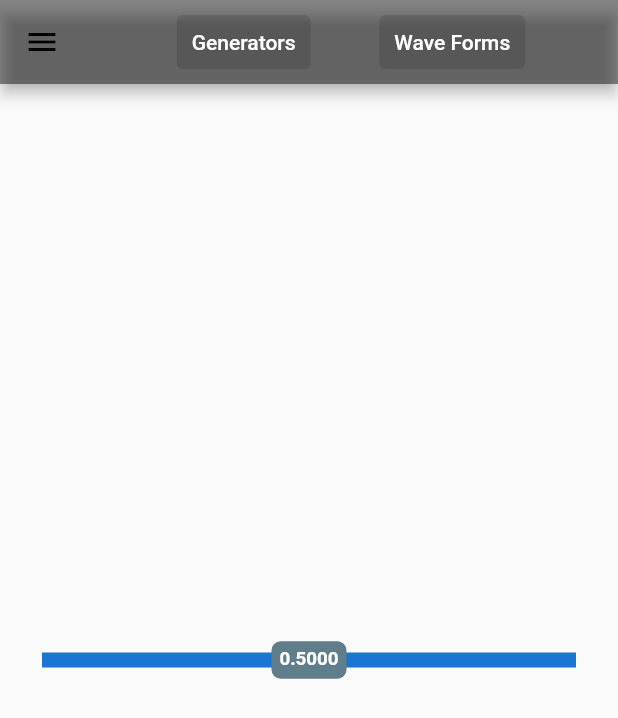
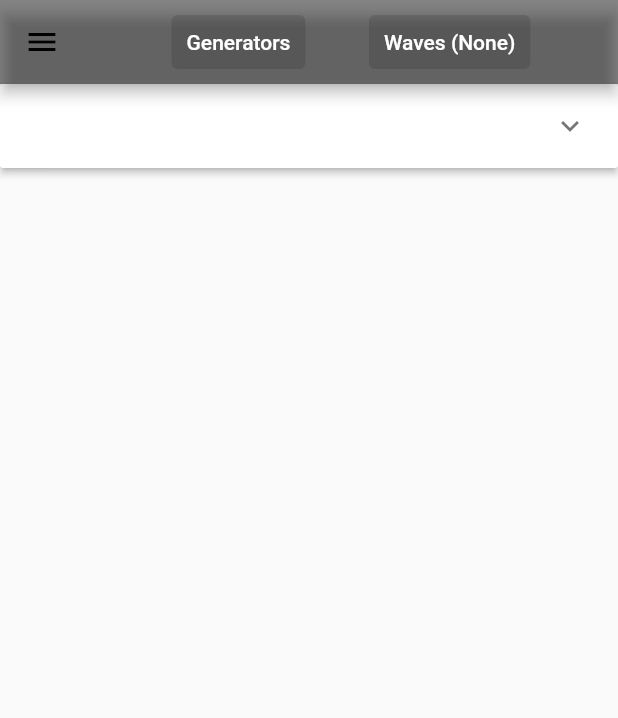
Before and after one commit to wdevore/RetroVibrato, a Flutter app: the screen it shows after launch, on a phone screen of 412 x 824 dp. Shown: the top 718 px of the screen. Run offline on Flutter 3.47's test engine with Material 2 defaults, Android fonts, the phone set to English and light mode, and no system bars.

Commit message:
change waveform caption of selection change via provider

```diff
--- a/lib/main.dart
+++ b/lib/main.dart
@@ -2,6 +2,7 @@ import 'package:flutter/material.dart';
 import 'package:retro_vibrato/view/choice_provider.dart';
 import 'package:retro_vibrato/view/appbar_row.dart';
 import 'package:retro_vibrato/view/custom_slider_thumb_rect.dart';
+import 'package:retro_vibrato/view/expansion_panel.dart';
 
 void main() {
   runApp(FSfxrApp());
@@ -48,7 +49,7 @@ class _FSfxrHomePageState extends State<FSfxrHomePage> {
     return Scaffold(
       appBar: _buildAppBar(),
       drawer: _buildDrawer(),
-      body: _buildBody(),
+      body: _buildExpansionPanelBody(),
     );
   }
 
@@ -130,6 +131,10 @@ class _FSfxrHomePageState extends State<FSfxrHomePage> {
     );
   }
 
+  SliderExpansionPanel _buildExpansionPanelBody() {
+    return SliderExpansionPanel();
+  }
+
   SliderTheme _buildBasicSlider() {
     return SliderTheme(
       data: SliderTheme.of(context).copyWith(
--- a/lib/model/button_id.dart
+++ b/lib/model/button_model.dart
@@ -1,5 +1,6 @@
 import 'package:retro_vibrato/view/appbar_choice.dart';
 
-class ButtonId {
+class ButtonModel {
   AppBarChoise id = AppBarChoise.none;
+  WaveForms selectedWave = WaveForms.None;
 }
--- a/lib/view/appbar_choice.dart
+++ b/lib/view/appbar_choice.dart
@@ -11,6 +11,7 @@ enum Generators {
   Random,
   Tone,
   Mutate,
+  None,
 }
 enum WaveForms {
   Square,
@@ -20,6 +21,7 @@ enum WaveForms {
   WhiteNoise,
   PinkNoise,
   RedNoise,
+  None,
 }
 
 typedef void ChoiceCallback(AppBarChoise id);
--- a/lib/view/appbar_row.dart
+++ b/lib/view/appbar_row.dart
@@ -25,7 +25,7 @@ class _AppBarRowState extends State<AppBarRow> {
         ),
         AppBarWaveFormsButton(
           id: AppBarChoise.waveForms,
-          caption: 'Wave Forms',
+          caption: 'Waves',
           choiceCallback: _appBarChoise,
           waveFormCallback: _waveFormSelected,
         ),
@@ -46,6 +46,9 @@ class _AppBarRowState extends State<AppBarRow> {
   }
 
   void _waveFormSelected(WaveForms? wave) {
-    print('Wave: $wave');
+    final provider = ChoiceProvider.of(context);
+    setState(() {
+      provider.buttonModel.selectedWave = wave ?? WaveForms.None;
+    });
   }
 }
--- a/lib/view/appbar_waveforms_button.dart
+++ b/lib/view/appbar_waveforms_button.dart
@@ -45,14 +45,19 @@ class _AppBarWaveFormsButtonState extends State<AppBarWaveFormsButton> {
     return provider.buttonModel.id == id ? Colors.orange : Colors.black12;
   }
 
+  String _getWave(WaveForms wave) => wave.toString().split('.')[1];
+
   @override
   Widget build(BuildContext context) {
+    final provider = ChoiceProvider.of(context);
+    String cap = caption + ' (${_getWave(provider.buttonModel.selectedWave)})';
+
     return TextButton(
       onPressed: () {
         choiceCallback(id);
         _displayDialog(context);
       },
-      child: Text(caption),
+      child: Text(cap),
       style: TextButton.styleFrom(
         padding: const EdgeInsets.only(left: 10, right: 10),
         primary: Colors.white,
@@ -160,8 +165,8 @@ class _AppBarWaveFormsButtonState extends State<AppBarWaveFormsButton> {
       },
     );
 
-    if (_waveFormsSelected != null) {
-      waveFormCallback(_waveFormsSelected);
-    }
+    // if (_waveFormsSelected != null) {
+    //   waveFormCallback(_waveFormsSelected);
+    // }
   }
 }
--- a/lib/view/choice_provider.dart
+++ b/lib/view/choice_provider.dart
@@ -1,8 +1,8 @@
 import 'package:flutter/material.dart';
-import 'package:retro_vibrato/model/button_id.dart';
+import 'package:retro_vibrato/model/button_model.dart';
 
 class ChoiceProvider extends InheritedWidget {
-  final buttonModel = ButtonId();
+  final buttonModel = ButtonModel();
 
   ChoiceProvider({Key? key, required Widget child})
       : super(key: key, child: child);
--- /dev/null
+++ b/lib/view/expansion_panel.dart
@@ -0,0 +1,85 @@
+import 'package:flutter/material.dart';
+
+// stores ExpansionPanel state information
+class Item {
+  Item({
+    required this.expandedValue, // List of Sliders
+    required this.headerValue,
+    this.isExpanded = false,
+  });
+
+  String expandedValue;
+  String headerValue;
+  bool isExpanded;
+}
+
+List<Item> generateItems(int numberOfItems) {
+  // return List<Item>.generate(numberOfItems, (int index) {
+  //   return Item(
+  //     headerValue: 'Panel $index',
+  //     expandedValue: 'This is item number $index',
+  //   );
+  // }
+  // );
+
+  List<Item> settings = [
+    Item(
+      headerValue: '',
+      expandedValue: '',
+    ),
+  ];
+
+  return settings;
+}
+
+/// This is the stateful widget that the main application instantiates.
+class SliderExpansionPanel extends StatefulWidget {
+  const SliderExpansionPanel({Key? key}) : super(key: key);
+
+  @override
+  State<SliderExpansionPanel> createState() => _SliderExpansionPanelState();
+}
+
+/// This is the private State class that goes with MyStatefulWidget.
+class _SliderExpansionPanelState extends State<SliderExpansionPanel> {
+  final List<Item> _data = generateItems(8);
+
+  @override
+  Widget build(BuildContext context) {
+    return SingleChildScrollView(
+      child: Container(
+        child: _buildPanel(),
+      ),
+    );
+  }
+
+  Widget _buildPanel() {
+    return ExpansionPanelList(
+      expansionCallback: (int index, bool isExpanded) {
+        setState(() {
+          _data[index].isExpanded = !isExpanded;
+        });
+      },
+      children: _data.map<ExpansionPanel>((Item item) {
+        return ExpansionPanel(
+          headerBuilder: (BuildContext context, bool isExpanded) {
+            return ListTile(
+              title: Text(item.headerValue),
+            );
+          },
+          body: ListTile(
+              title: Text(item.expandedValue),
+              subtitle:
+                  const Text('To delete this panel, tap the trash can icon'),
+              trailing: const Icon(Icons.delete),
+              onTap: () {
+                setState(() {
+                  _data.removeWhere((Item currentItem) => item == currentItem);
+                });
+              }),
+          isExpanded: item.isExpanded,
+        );
+      }).toList(),
+    );
+  }
+}
```
